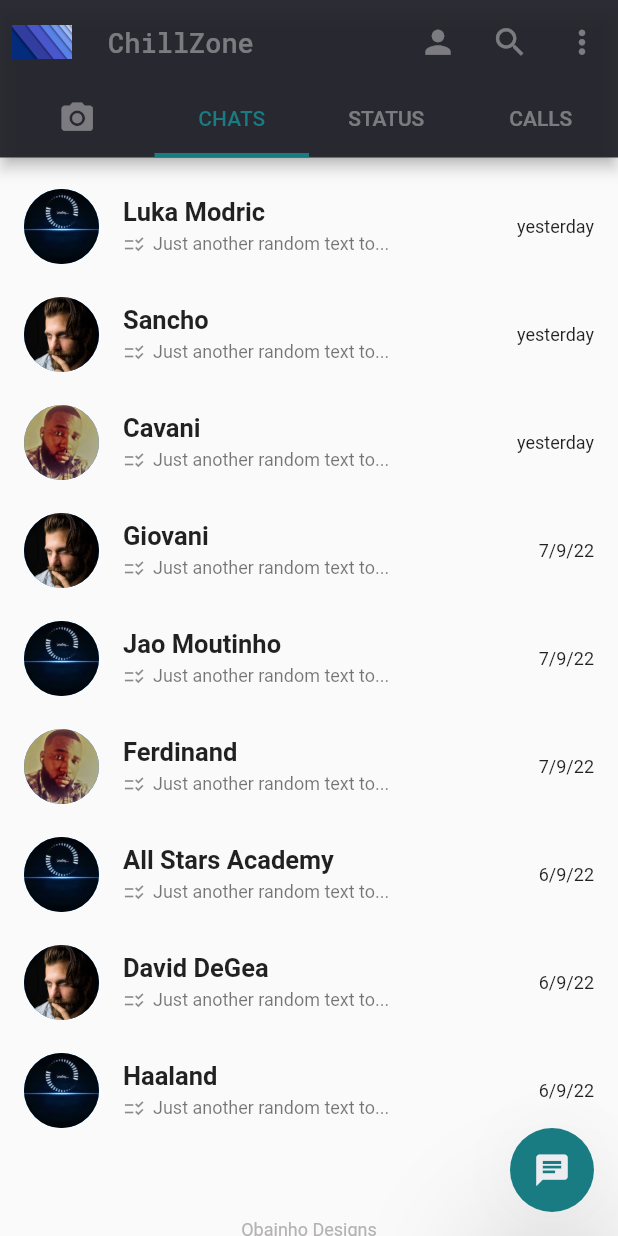
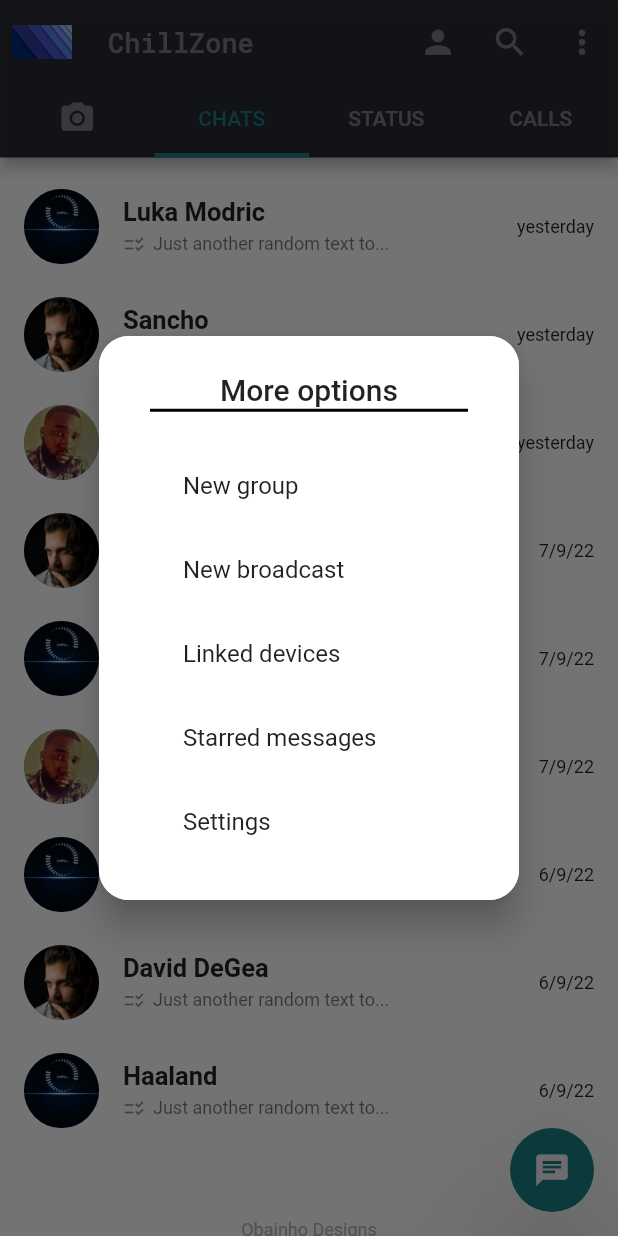
Before and after one commit to Obainho/chill_zone, a Flutter app: the screen it shows after launch, scrolled down 576 dp, after a tap on the "more vert" icon, on a phone screen of 412 x 824 dp. Run offline on Flutter 3.47's test engine with Material 2 defaults, Android fonts, the phone set to English and light mode, and no system bars; our stand-ins replace google_fonts; Roboto replaces fonts that are missing (Sanchez).

Commit message:
Add files via upload

```diff
--- a/lib/main.dart
+++ b/lib/main.dart
@@ -14,6 +14,13 @@ class MyDemoApp extends StatelessWidget {
 
   @override
   Widget build(BuildContext context) {
-    return const MainPage();
+    return const MaterialApp(
+      home: DefaultTabController(
+        // Widget that makes TabBar to work
+        length: 4, // sets the number of items in the TabBar
+        initialIndex: 1,
+        child: MainPage(),
+      ),
+    );
   }
 }
--- a/lib/pages/call.dart
+++ b/lib/pages/call.dart
@@ -156,12 +156,14 @@ class _CallPageState extends State<CallPage> {
 }
 
 class CallTiles extends StatelessWidget {
-  const CallTiles(
-      {required this.image,
-      required this.text,
-      required this.subtitleIcon,
-      required this.text2,
-      required this.trailingIcon});
+  const CallTiles({
+    Key? key,
+    required this.image,
+    required this.text,
+    required this.subtitleIcon,
+    required this.text2,
+    required this.trailingIcon,
+  }) : super(key: key);
   final String image;
   final String text;
   final bool subtitleIcon;
--- a/lib/pages/chat.dart
+++ b/lib/pages/chat.dart
@@ -154,12 +154,14 @@ class _ChatPageState extends State<ChatPage> {
 }
 
 class ChatTiles extends StatelessWidget {
-  const ChatTiles(
-      {required this.image,
-      required this.text,
-      required this.subtitleIcon,
-      required this.text2,
-      required this.text3});
+  const ChatTiles({
+    Key? key,
+    required this.image,
+    required this.text,
+    required this.subtitleIcon,
+    required this.text2,
+    required this.text3,
+  }) : super(key: key);
   final String image;
   final String text;
   final bool subtitleIcon;
--- a/lib/pages/mainpage.dart
+++ b/lib/pages/mainpage.dart
@@ -19,14 +19,48 @@ class _MainPageState extends State<MainPage> {
   String text = 'None Clicked';
   GlobalKey<ScaffoldState> drawerkey = GlobalKey(); // Setting key for endDrawer
 
+  var alertMore = AlertDialog(
+    shape: RoundedRectangleBorder(
+      borderRadius: BorderRadius.circular(20),
+      side: const BorderSide(
+        width: 2,
+        color: Colors.white,
+      ),
+    ),
+    elevation: 10,
+    title: Column(
+      children: const [
+        Text('More options'),
+        Divider(
+          height: 5,
+          thickness: 2,
+          endIndent: 10,
+          indent: 10,
+          color: Colors.black,
+        ),
+      ],
+    ),
+    content: Column(
+      mainAxisSize: MainAxisSize.min,
+      children: const [
+        DialogTiles(text: 'New group'),
+        DialogTiles(text: 'New broadcast'),
+        DialogTiles(text: 'Linked devices'),
+        DialogTiles(text: 'Starred messages'),
+        DialogTiles(text: 'Settings'),
+      ],
+    ),
+  );
+
+  var snackSearch = const SnackBar(
+    backgroundColor: Colors.blueGrey,
+    content: Text('Search button pressed',),
+    duration: Duration(seconds: 5),
+  );
+
   @override
   Widget build(BuildContext context) {
-    return MaterialApp(
-      home: DefaultTabController(
-        // Widget that makes TabBar to work
-        length: 4, // sets the number of items in the TabBar
-        initialIndex: 1,
-        child: Scaffold(
+    return Scaffold(
       //backgroundColor: const Color.fromARGB(248, 19, 19, 19),
       key: drawerkey, // setting key for endDrawer
       endDrawer: const Drawer(
@@ -71,7 +105,7 @@ class _MainPageState extends State<MainPage> {
             ),
             onPressed: () {
               setState(() {
-                    text = 'Searching';
+                ScaffoldMessenger.of(context).showSnackBar(snackSearch);
               });
             },
           ),
@@ -83,9 +117,7 @@ class _MainPageState extends State<MainPage> {
               color: Colors.white38,
             ),
             onPressed: () {
-                  setState(() {
-                    text = 'More Options';
-                  });
+              showDialog(context: context, builder: (context) => alertMore);
             },
           ),
         ],
@@ -136,7 +168,24 @@ class _MainPageState extends State<MainPage> {
           CallPage(),
         ],
       ),
-        ),
+    );
+  }
+}
+
+class DialogTiles extends StatelessWidget {
+  const DialogTiles({
+    Key? key,
+    required this.text,
+  }) : super(key: key);
+
+  final String text;
+
+  @override
+  Widget build(BuildContext context) {
+    return MaterialButton(
+      onPressed: () {},
+      child: ListTile(
+        title: Text(text),
       ),
     );
   }
--- a/lib/pages/status.dart
+++ b/lib/pages/status.dart
@@ -111,10 +111,11 @@ class _StatusPageState extends State<StatusPage> {
 
 class StatusTiles extends StatelessWidget {
   const StatusTiles({
+    Key? key,
     required this.image,
     required this.text,
     required this.text2,
-  });
+  }) : super(key: key);
   final String image;
   final String text;
   final String text2;
```
Lines whose indentation alone changed are shown as unchanged.
